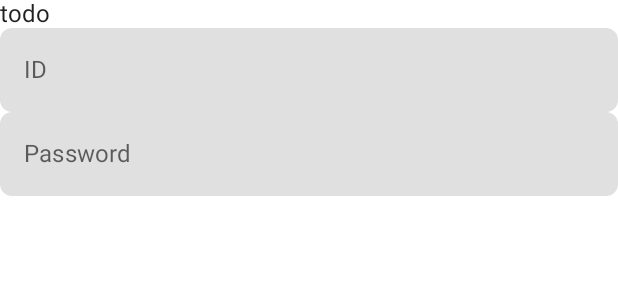
After one commit to Morphclue/code-camp-2, an Android app built with Jetpack Compose: the @Preview function LoginView, on a phone screen of 412 x 824 dp. The commit adds this screen. Shown: the top 300 px of the screen. Run offline under Robolectric (Android 15) with nearby library versions, the phone set to English and light mode, and no system bars; our stand-ins replace accompanist.

Commit message:
feat: add LoginView with two simple textfield

```diff
--- /dev/null
+++ b/app/src/main/java/org/feature/fox/coffee_counter/ui/LoginView.kt
@@ -0,0 +1,76 @@
+package org.feature.fox.coffee_counter.ui
+
+import androidx.compose.foundation.layout.Column
+import androidx.compose.foundation.layout.fillMaxWidth
+import androidx.compose.foundation.shape.RoundedCornerShape
+import androidx.compose.material.Text
+import androidx.compose.material.TextField
+import androidx.compose.material.TextFieldDefaults
+import androidx.compose.runtime.Composable
+import androidx.compose.runtime.mutableStateOf
+import androidx.compose.runtime.remember
+import androidx.compose.ui.Modifier
+import androidx.compose.ui.graphics.Color
+import androidx.compose.ui.res.stringResource
+import androidx.compose.ui.text.input.PasswordVisualTransformation
+import androidx.compose.ui.text.input.TextFieldValue
+import androidx.compose.ui.tooling.preview.Preview
+import androidx.compose.ui.unit.dp
+import org.feature.fox.coffee_counter.R
+import org.feature.fox.coffee_counter.ui.theme.CoffeeCounterTheme
+
+@Preview(showSystemUi = true)
+@Composable
+fun LoginView() {
+    CoffeeCounterTheme {
+        Column(
+            modifier = Modifier
+                .fillMaxWidth()
+        ) {
+            LoginSignupHeader()
+            IdTextField()
+            PasswordTextField()
+        }
+    }
+}
+
+@Composable
+fun LoginSignupHeader() {
+    Text(
+        text = "todo"
+    )
+}
+
+@Composable
+fun IdTextField() {
+    val idState = remember { mutableStateOf(TextFieldValue()) }
+    TextField(
+        modifier = Modifier.fillMaxWidth(),
+        value = idState.value,
+        onValueChange = { idState.value = it },
+        label = { Text(text = stringResource(R.string.id_hint)) },
+        colors = TextFieldDefaults.textFieldColors(
+            focusedIndicatorColor = Color.Transparent,
+            unfocusedIndicatorColor = Color.Transparent
+        ),
+        shape = RoundedCornerShape(8.dp),
+        visualTransformation = PasswordVisualTransformation()
+    )
+}
+
+@Composable
+fun PasswordTextField() {
+    val passwordState = remember { mutableStateOf(TextFieldValue()) }
+    TextField(
+        modifier = Modifier.fillMaxWidth(),
+        value = passwordState.value,
+        onValueChange = { passwordState.value = it },
+        label = { Text(text = stringResource(R.string.password_hint)) },
+        colors = TextFieldDefaults.textFieldColors(
+            focusedIndicatorColor = Color.Transparent,
+            unfocusedIndicatorColor = Color.Transparent
+        ),
+        shape = RoundedCornerShape(8.dp),
+        visualTransformation = PasswordVisualTransformation()
+    )
+}
--- a/app/src/main/res/values/strings.xml
+++ b/app/src/main/res/values/strings.xml
@@ -2,4 +2,6 @@
     <string name="app_name">coffee-counter</string>
     <string name="login">Login</string>
     <string name="sign_up">Sign Up</string>
+    <string name="password_hint">Password</string>
+    <string name="id_hint">ID</string>
 </resources>
```
